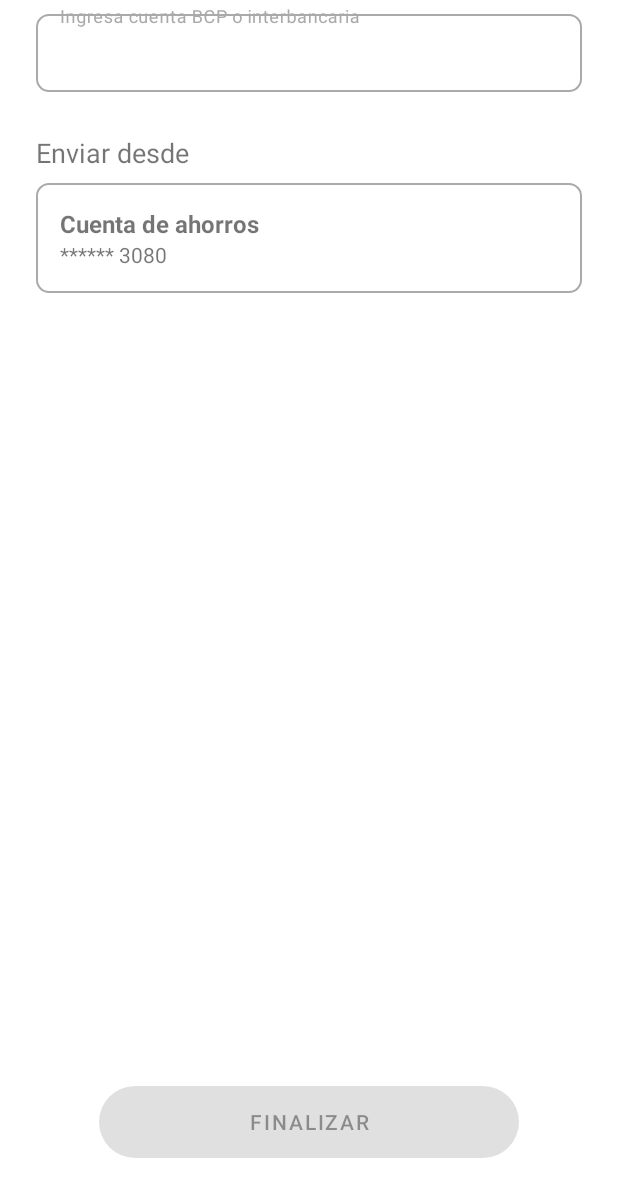
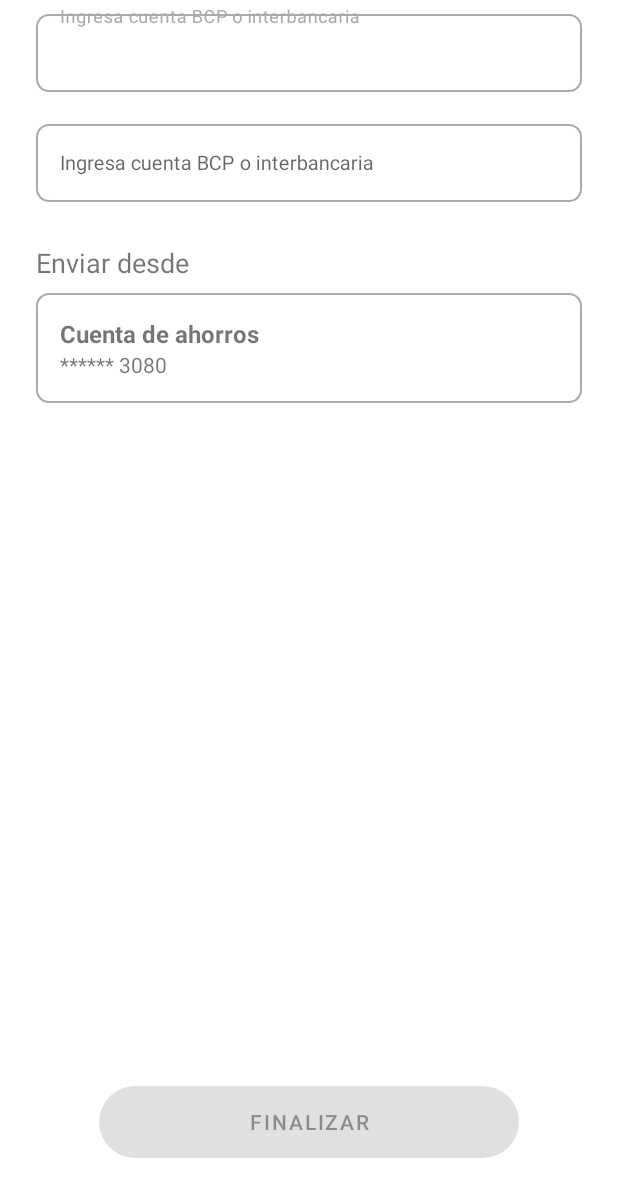
Before and after one commit to PauloCCB/SIMSwappingSimulator, an Android app: the Home screen opened directly, with no data from a screen before it, after a tap on an icon or button, on a phone screen of 412 x 824 dp. Shown: the top 1197 px of the screen. Run offline under Robolectric (Android 15) with nearby library versions, the phone set to English and light mode, and no system bars; 3 statements that could not run were skipped.

Commit message:
Avance huella

```diff
--- a/app/src/main/java/com/pe/simswappingsimulator/activity/Home.kt
+++ b/app/src/main/java/com/pe/simswappingsimulator/activity/Home.kt
@@ -1,26 +1,53 @@
 package com.pe.simswappingsimulator.activity
 
 import android.content.Intent
+import android.os.Bundle
+import android.util.Log
 import androidx.appcompat.app.AppCompatActivity
-import android.os.Bundle
-import com.pe.simswappingsimulator.R
 import com.pe.simswappingsimulator.databinding.ActivityHomeBinding
+
 
 class Home : AppCompatActivity() {
 
     private lateinit var binding: ActivityHomeBinding
 
+    private var generalExtras = Bundle()
     override fun onCreate(savedInstanceState: Bundle?) {
         super.onCreate(savedInstanceState)
         binding = ActivityHomeBinding.inflate(layoutInflater)
         val view = binding.root
         setContentView(view)
+
+        initView()
+
         setOnClickListeners()
+    }
+
+    private fun initView() {
+        val intent: Intent = intent
+        val extras: Bundle? = intent.extras
+
+        if (extras != null) {
+
+            with(extras){
+
+                binding.tvSaldo.text = "S/. ${getDouble("saldo")}"
+                val acc = getString("cc")
+                val primeraParte = "********".substring(0, minOf(acc!!.length, 8))
+                // Mantener el resto de la cadena sin cambios
+                val resto = acc!!.substring(minOf(acc!!.length, 8))
+
+                // Concatenar las dos partes
+                binding.tvNroCuenta.text  = "$primeraParte$resto"
+            }
+            generalExtras = extras
+        }
     }
 
     private fun setOnClickListeners() {
         binding.btnTransferir.setOnClickListener {
             val intent = Intent(this@Home, TransferActivity::class.java)
+            intent.putExtras(generalExtras)
             startActivity(intent)
         }
 
--- a/app/src/main/java/com/pe/simswappingsimulator/activity/RegisterAccount.kt
+++ b/app/src/main/java/com/pe/simswappingsimulator/activity/RegisterAccount.kt
@@ -131,7 +131,7 @@ class RegisterAccount : AppCompatActivity() {
                             if (response.isSuccessful ) {
                                 //Toast.makeText(applicationContext,response.body()!!.message,Toast.LENGTH_SHORT).show()
 
-                                val confirmationDialog = CustomConfirmationDialog(applicationContext)
+                                val confirmationDialog = CustomConfirmationDialog(this@RegisterAccount)
 
                                 confirmationDialog.showConfirmationDialog(
                                     UtilsShared.CONFIRMATION_TITLE,
--- a/app/src/main/java/com/pe/simswappingsimulator/activity/TransferActivity.kt
+++ b/app/src/main/java/com/pe/simswappingsimulator/activity/TransferActivity.kt
@@ -1,25 +1,90 @@
 package com.pe.simswappingsimulator.activity
 
+import android.annotation.SuppressLint
+import android.content.Intent
+import android.location.Location
 import androidx.appcompat.app.AppCompatActivity
 import android.os.Bundle
+import android.widget.Toast
+import com.google.android.gms.location.FusedLocationProviderClient
 import com.pe.simswappingsimulator.R
 import com.pe.simswappingsimulator.databinding.ActivityTransferBinding
+import com.pe.simswappingsimulator.model.BodyOperation
+import com.pe.simswappingsimulator.module.ApiClient
 
 class TransferActivity : AppCompatActivity() {
 
     private lateinit var binding: ActivityTransferBinding
+    private var generalExtras = Bundle()
 
+    private lateinit var fusedLocationClient: FusedLocationProviderClient
+
+    private var latitude: Double = 0.0
+    private var longitude: Double = 0.0
+
+    @SuppressLint("MissingPermission")
     override fun onCreate(savedInstanceState: Bundle?) {
         super.onCreate(savedInstanceState)
         binding = ActivityTransferBinding.inflate(layoutInflater)
         setContentView(R.layout.activity_transfer)
-
+        initView()
         supportActionBar?.apply {
             title = "Transferir dinero"
             setDisplayHomeAsUpEnabled(true)
             setDisplayShowHomeEnabled(true)
         }
+
+
+        fusedLocationClient.lastLocation
+            .addOnSuccessListener { location: Location? ->
+                location?.let {
+                    latitude = location.latitude
+                    longitude = location.longitude
+
+                    /*Toast.makeText(
+                        this,
+                        "Latitud: $latitude, Longitud: $longitude",
+                        Toast.LENGTH_SHORT
+                    ).show()*/
+                } ?: run {
+                    Toast.makeText(this, "Ubicación no disponible", Toast.LENGTH_SHORT).show()
+                }
+            }
+        setOnClickListener()
     }
 
+    private fun initView() {
+        val intent: Intent = intent
+        val extras: Bundle? = intent.extras
 
+        if (extras != null) {
+
+            with(extras) {
+                binding.txtSaldoCuenta.text = "S/. ${getDouble("saldo")}"
+                val acc = getString("cc")
+                val primeraParte = "********".substring(0, minOf(acc!!.length, 8))
+                val resto = acc!!.substring(minOf(acc!!.length, 8))
+                // Concatenar las dos partes
+                binding.txtNroCuentaOrigen.text  = "$primeraParte$resto"
+            }
+            generalExtras = extras
+        }
+    }
+
+    private fun setOnClickListener() {
+        binding.btnRegistrar.setOnClickListener{
+            binding.txtCuentaDestino.text
+            val bodyOperation = BodyOperation(
+                id_operation = 0,
+                id_usuario = generalExtras.getInt("idUsuario"),
+                cuenta_destino = binding.txtCuentaDestino.text.toString(),
+                cuenta_origen = generalExtras!!.getString("cc").toString(),
+                monto = binding.txtMonto.text.toString().toDouble(),
+                latitud = latitude,
+                longitud = longitude
+
+            )
+            val call = ApiClient.simSwappingService.registerOperation(bodyOperation)
+        }
+    }
 }
--- a/app/src/main/java/com/pe/simswappingsimulator/model/BodyOperation.kt
+++ b/app/src/main/java/com/pe/simswappingsimulator/model/BodyOperation.kt
@@ -1,10 +1,12 @@
 package com.pe.simswappingsimulator.model
 
 data class BodyOperation (
-    val id_operation: Integer,
-    val id_usuario: Integer,
+    val id_operation: Int,
+    val id_usuario: Int,
     val monto: Double,
     val cuenta_destino: String,
     val cuenta_origen: String,
+    val latitud: Double,
+    val longitud: Double
 
 )
--- a/app/src/main/java/com/pe/simswappingsimulator/model/ResponseAccount.kt
+++ b/app/src/main/java/com/pe/simswappingsimulator/model/ResponseAccount.kt
@@ -3,6 +3,7 @@ package com.pe.simswappingsimulator.model
 data class ResponseAccount (
 
     val usuario: BodyLogin,
+    val cuenta: Cuenta,
     val success: Boolean,
     val message: String
 
--- a/app/src/main/java/com/pe/simswappingsimulator/services/SimSwappingService.kt
+++ b/app/src/main/java/com/pe/simswappingsimulator/services/SimSwappingService.kt
@@ -2,6 +2,7 @@ package com.pe.simswappingsimulator.services
 
 import com.pe.simswappingsimulator.model.BodyAccount
 import com.pe.simswappingsimulator.model.BodyLogin
+import com.pe.simswappingsimulator.model.BodyOperation
 import com.pe.simswappingsimulator.model.ResponseAccount
 import retrofit2.Call;
 import retrofit2.Response
@@ -19,4 +20,7 @@ interface SimSwappingService {
     @POST("validateLogin")
     fun validateLogin(@Body bodyLogin: BodyLogin): Call<ResponseAccount>?
     //fun validateLogin(@Path("cc") cc: String,@Path("pin") passcode:String,): Call<Integer?>?
+
+    @POST("createOperation")
+    fun registerOperation(@Body bodyOperation: BodyOperation): Call<Int>
 }
--- a/app/src/main/res/layout/activity_login.xml
+++ b/app/src/main/res/layout/activity_login.xml
@@ -49,9 +49,10 @@
                  style="@style/CustomEditText_1"
                  android:layout_marginTop="24dp"
                  android:padding="12dp"
-                 android:inputType="textPassword|number"
+                 android:inputType="textPassword"
                  android:drawableRight="@drawable/ic_visibility"
                  app:passwordToggleEnabled="true"
+                 android:imeOptions="actionDone"
                  android:hint="Clave de internet de 6 dígitos"/>
 
              <TextView
--- a/app/src/main/res/layout/activity_transfer.xml
+++ b/app/src/main/res/layout/activity_transfer.xml
@@ -24,6 +24,26 @@
             android:hint="Ingresa cuenta BCP o interbancaria"
             />
     </com.google.android.material.textfield.TextInputLayout>
+
+    <com.google.android.material.textfield.TextInputLayout
+        android:id="@+id/tlMonto"
+        android:layout_width="match_parent"
+        android:layout_height="wrap_content"
+        style="@style/CustomTextInputLayout"
+        app:layout_constraintEnd_toEndOf="parent"
+        app:layout_constraintStart_toStartOf="parent"
+        app:layout_constraintTop_toBottomOf="@+id/tlNombre">
+
+        <com.google.android.material.textfield.TextInputEditText
+            android:id="@+id/txtMonto"
+            android:layout_width="match_parent"
+            android:inputType="text"
+            style="@style/CustomTextInputEditText"
+            android:hint="Ingresa cuenta BCP o interbancaria"
+            />
+    </com.google.android.material.textfield.TextInputLayout>
+
+
     <TextView
         android:id="@+id/lblEnviarA"
         android:layout_width="match_parent"
@@ -31,12 +51,13 @@
         android:text="Enviar desde"
         android:textSize="18dp"
         android:layout_marginTop="16dp"
-        app:layout_constraintTop_toBottomOf="@+id/tlNombre"
+        app:layout_constraintTop_toBottomOf="@+id/tlMonto"
         app:layout_constraintStart_toStartOf="parent"
 
         />
 
     <LinearLayout
+        android:id="@+id/llCuentaOrigen"
         android:layout_width="match_parent"
         android:layout_height="wrap_content"
         android:orientation="horizontal"
@@ -77,6 +98,8 @@
             tools:text="S/20,000.00"/>
 
     </LinearLayout>
+
+
     <Button
         android:id="@+id/btnRegistrar"
         android:layout_width="280dp"
```
Also changed, not shown: app/src/main/AndroidManifest.xml (+8 -4 lines), app/src/main/java/com/pe/simswappingsimulator/activity/Login.kt (+17 -18 lines), app/src/main/java/com/pe/simswappingsimulator/model/Cuenta.kt (added, +9 -0 lines), app/src/main/res/layout/activity_home.xml (+7 -9 lines).
